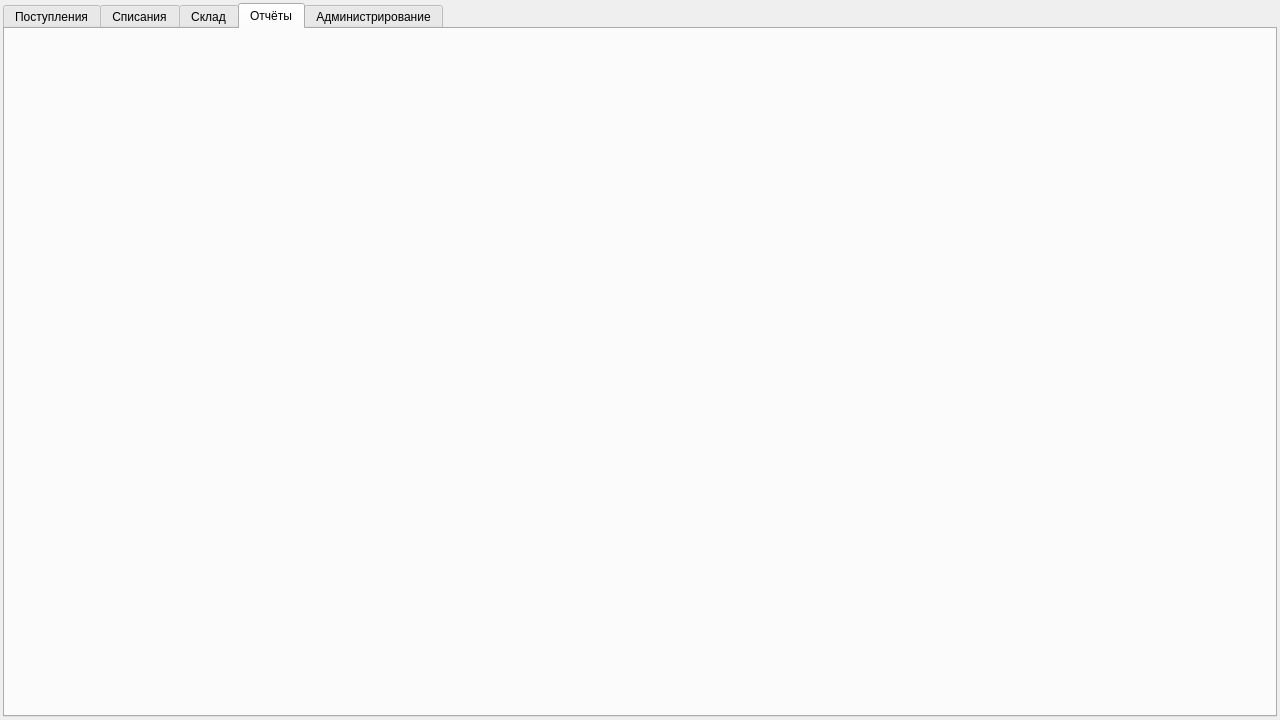
This is dp_kalugina_desktop/mainwidget.ui in Dimand04/dp_kalugina as Qt 5 draws it before an edit. The edited form follows.
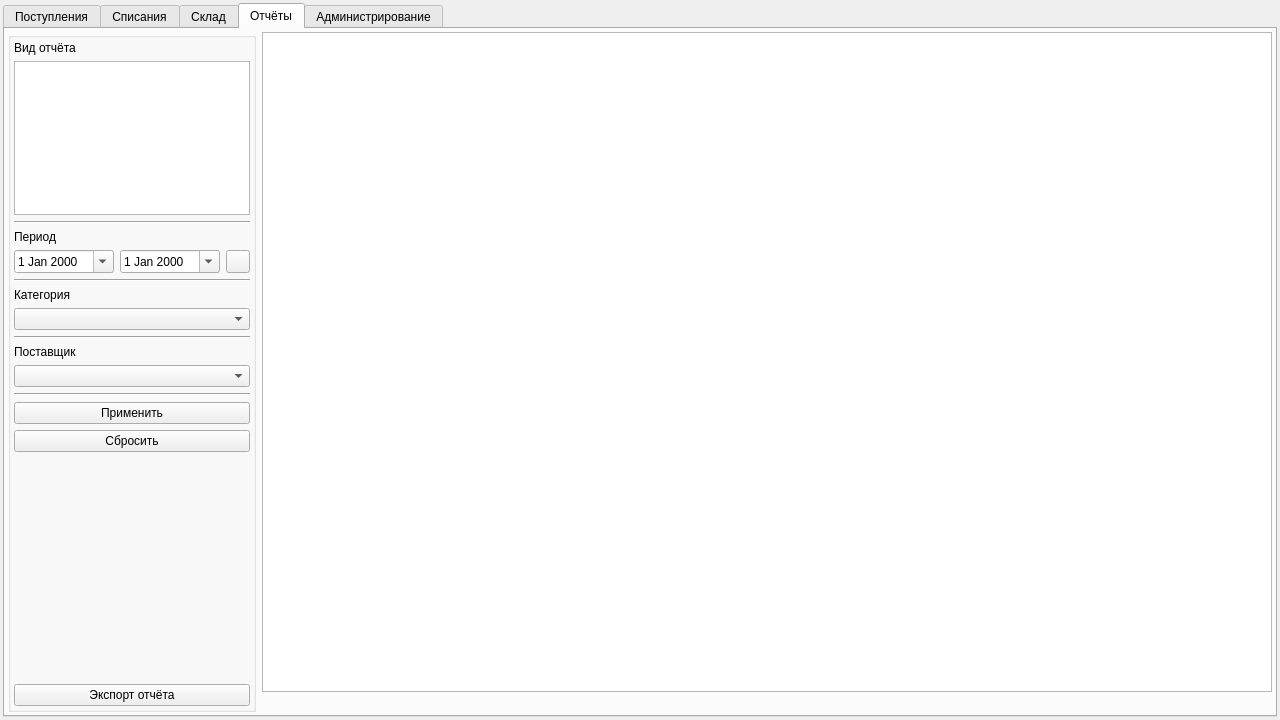
This is the edited form. The open tabs and pages were chosen to show the change. Icons and pictures are not drawn. Custom widgets are drawn as their Qt base class.

```diff
--- a/dp_kalugina_desktop/mainwidget.ui
+++ b/dp_kalugina_desktop/mainwidget.ui
@@ -2524,6 +2524,215 @@
       <attribute name="title">
        <string>Отчёты</string>
       </attribute>
+      <layout class="QGridLayout" name="gridLayout_31">
+       <property name="leftMargin">
+        <number>3</number>
+       </property>
+       <property name="topMargin">
+        <number>3</number>
+       </property>
+       <property name="rightMargin">
+        <number>3</number>
+       </property>
+       <property name="bottomMargin">
+        <number>3</number>
+       </property>
+       <item row="0" column="1">
+        <widget class="QTableWidget" name="tw_report_main">
+         <property name="editTriggers">
+          <set>QAbstractItemView::EditTrigger::NoEditTriggers</set>
+         </property>
+         <property name="selectionMode">
+          <enum>QAbstractItemView::SelectionMode::NoSelection</enum>
+         </property>
+         <attribute name="verticalHeaderVisible">
+          <bool>false</bool>
+         </attribute>
+        </widget>
+       </item>
+       <item row="1" column="1">
+        <widget class="QLabel" name="lb_report_summary">
+         <property name="text">
+          <string/>
+         </property>
+        </widget>
+       </item>
+       <item row="0" column="0" rowspan="2">
+        <widget class="QGroupBox" name="groupBox">
+         <property name="title">
+          <string/>
+         </property>
+         <layout class="QGridLayout" name="gridLayout_30">
+          <property name="leftMargin">
+           <number>3</number>
+          </property>
+          <property name="topMargin">
+           <number>3</number>
+          </property>
+          <property name="rightMargin">
+           <number>3</number>
+          </property>
+          <property name="bottomMargin">
+           <number>3</number>
+          </property>
+          <item row="10" column="0" colspan="3">
+           <widget class="QComboBox" name="cb_filter_supplier"/>
+          </item>
+          <item row="1" column="0" colspan="3">
+           <widget class="QListWidget" name="list_report_types">
+            <property name="maximumSize">
+             <size>
+              <width>16777215</width>
+              <height>154</height>
+             </size>
+            </property>
+           </widget>
+          </item>
+          <item row="7" column="0" colspan="3">
+           <widget class="QComboBox" name="cb_filter_category"/>
+          </item>
+          <item row="15" column="0" colspan="3">
+           <widget class="QPushButton" name="pb_generate_report">
+            <property name="text">
+             <string>Экспорт отчёта</string>
+            </property>
+           </widget>
+          </item>
+          <item row="8" column="0" colspan="3">
+           <widget class="Line" name="line_24">
+            <property name="orientation">
+             <enum>Qt::Orientation::Horizontal</enum>
+            </property>
+           </widget>
+          </item>
+          <item row="6" column="0" colspan="3">
+           <widget class="QLabel" name="label_22">
+            <property name="text">
+             <string>Категория</string>
+            </property>
+           </widget>
+          </item>
+          <item row="5" column="0" colspan="3">
+           <widget class="Line" name="line_23">
+            <property name="orientation">
+             <enum>Qt::Orientation::Horizontal</enum>
+            </property>
+           </widget>
+          </item>
+          <item row="2" column="0" colspan="3">
+           <widget class="Line" name="line_22">
+            <property name="orientation">
+             <enum>Qt::Orientation::Horizontal</enum>
+            </property>
+           </widget>
+          </item>
+          <item row="9" column="0" colspan="3">
+           <widget class="QLabel" name="label_23">
+            <property name="text">
+             <string>Поставщик</string>
+            </property>
+           </widget>
+          </item>
+          <item row="11" column="0" colspan="3">
+           <widget class="Line" name="line_25">
+            <property name="orientation">
+             <enum>Qt::Orientation::Horizontal</enum>
+            </property>
+           </widget>
+          </item>
+          <item row="3" column="0" colspan="3">
+           <widget class="QLabel" name="label_21">
+            <property name="text">
+             <string>Период</string>
+            </property>
+           </widget>
+          </item>
+          <item row="4" column="2">
+           <widget class="QToolButton" name="pb_period_reset">
+            <property name="text">
+             <string/>
+            </property>
+            <property name="icon">
+             <iconset theme="QIcon::ThemeIcon::ViewRestore"/>
+            </property>
+           </widget>
+          </item>
+          <item row="14" column="0" colspan="3">
+           <spacer name="verticalSpacer_6">
+            <property name="orientation">
+             <enum>Qt::Orientation::Vertical</enum>
+            </property>
+            <property name="sizeHint" stdset="0">
+             <size>
+              <width>20</width>
+              <height>40</height>
+             </size>
+            </property>
+           </spacer>
+          </item>
+          <item row="0" column="0" colspan="3">
+           <widget class="QLabel" name="label_20">
+            <property name="text">
+             <string>Вид отчёта</string>
+            </property>
+           </widget>
+          </item>
+          <item row="4" column="1">
+           <widget class="QDateEdit" name="de_end">
+            <property name="maximumSize">
+             <size>
+              <width>100</width>
+              <height>16777215</height>
+             </size>
+            </property>
+            <property name="calendarPopup">
+             <bool>true</bool>
+            </property>
+           </widget>
+          </item>
+          <item row="4" column="0">
+           <widget class="QDateEdit" name="de_start">
+            <property name="maximumSize">
+             <size>
+              <width>100</width>
+              <height>16777215</height>
+             </size>
+            </property>
+            <property name="calendarPopup">
+             <bool>true</bool>
+            </property>
+           </widget>
+          </item>
+          <item row="12" column="0" colspan="3">
+           <widget class="QPushButton" name="pb_report_apply">
+            <property name="minimumSize">
+             <size>
+              <width>0</width>
+              <height>0</height>
+             </size>
+            </property>
+            <property name="maximumSize">
+             <size>
+              <width>16777215</width>
+              <height>16777215</height>
+             </size>
+            </property>
+            <property name="text">
+             <string>Применить</string>
+            </property>
+           </widget>
+          </item>
+          <item row="13" column="0" colspan="3">
+           <widget class="QPushButton" name="pb_report_reset">
+            <property name="text">
+             <string>Сбросить</string>
+            </property>
+           </widget>
+          </item>
+         </layout>
+        </widget>
+       </item>
+      </layout>
      </widget>
      <widget class="QWidget" name="tab_5">
       <attribute name="title">
```
Left out of the diff: 738 changed lines with no effect on the pictures.
